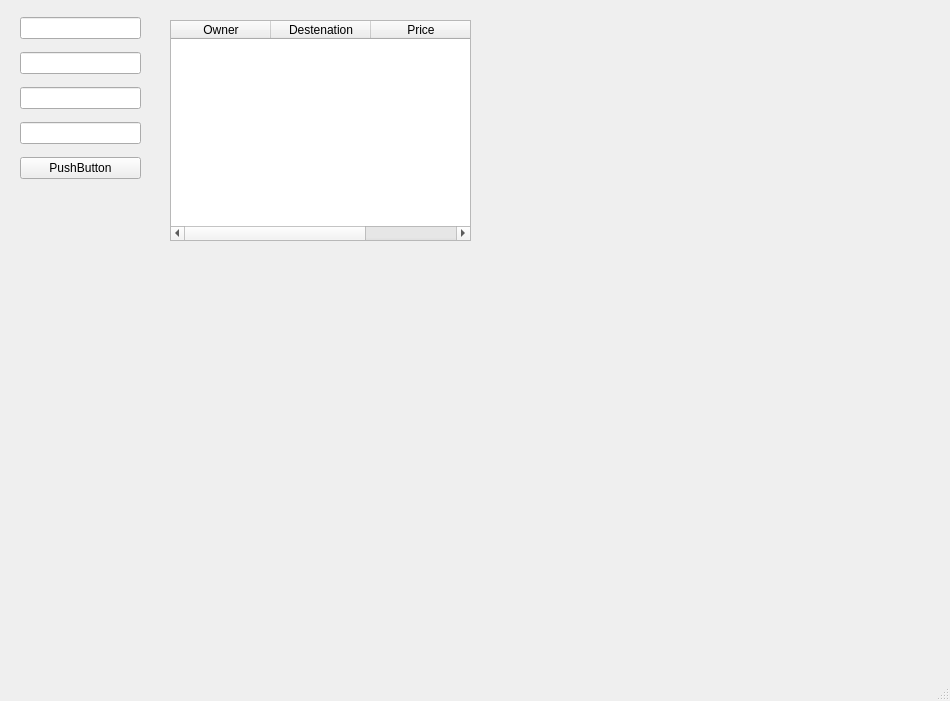
Above: mainwindow.ui from EverlaststingRolich/KURS before the change. Below: the same form after it.
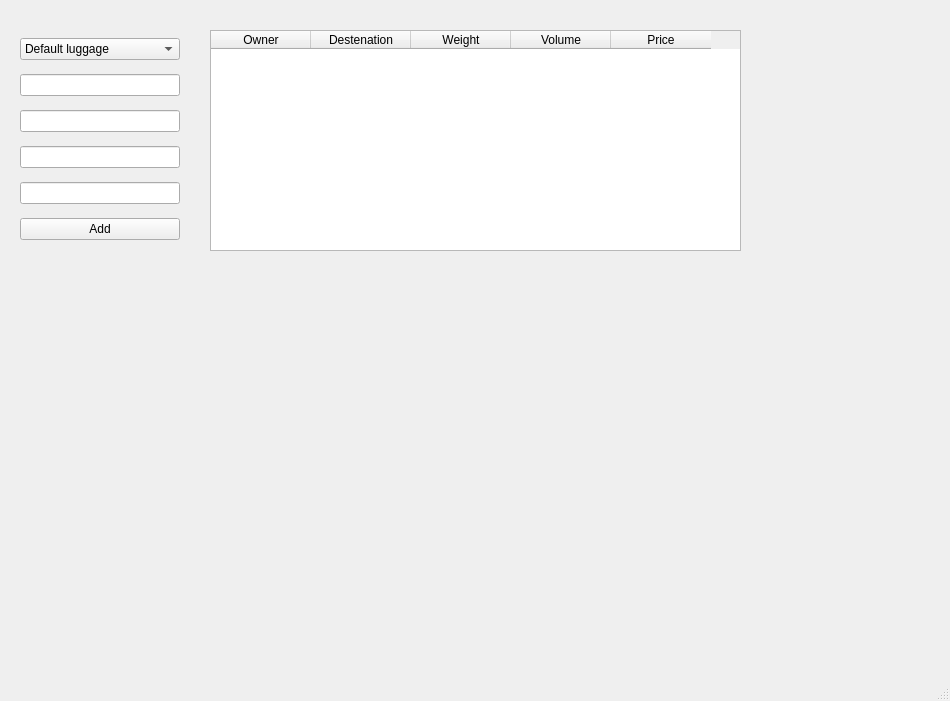
That is the form after the change.

What changed in the file:
```diff
--- a/mainwindow.ui
+++ b/mainwindow.ui
@@ -14,43 +14,12 @@
    <string>MainWindow</string>
   </property>
   <widget class="QWidget" name="centralwidget">
-   <widget class="QWidget" name="verticalLayoutWidget">
-    <property name="geometry">
-     <rect>
-      <x>20</x>
-      <y>10</y>
-      <width>121</width>
-      <height>181</height>
-     </rect>
-    </property>
-    <layout class="QVBoxLayout" name="verticalLayout">
-     <item>
-      <widget class="QLineEdit" name="owner"/>
-     </item>
-     <item>
-      <widget class="QLineEdit" name="dest"/>
-     </item>
-     <item>
-      <widget class="QLineEdit" name="weight"/>
-     </item>
-     <item>
-      <widget class="QLineEdit" name="volume"/>
-     </item>
-     <item>
-      <widget class="QPushButton" name="pushButton">
-       <property name="text">
-        <string>PushButton</string>
-       </property>
-      </widget>
-     </item>
-    </layout>
-   </widget>
    <widget class="QTableWidget" name="tableWidget">
     <property name="geometry">
      <rect>
-      <x>170</x>
-      <y>20</y>
-      <width>301</width>
+      <x>210</x>
+      <y>30</y>
+      <width>531</width>
       <height>221</height>
      </rect>
     </property>
@@ -64,12 +33,67 @@
       <string>Destenation</string>
      </property>
     </column>
+    <column>
+     <property name="text">
+      <string>Weight</string>
+     </property>
+    </column>
+    <column>
+     <property name="text">
+      <string>Volume</string>
+     </property>
+    </column>
     <column>
      <property name="text">
       <string>Price</string>
      </property>
     </column>
    </widget>
+   <widget class="QWidget" name="verticalLayoutWidget_3">
+    <property name="geometry">
+     <rect>
+      <x>20</x>
+      <y>30</y>
+      <width>160</width>
+      <height>221</height>
+     </rect>
+    </property>
+    <layout class="QVBoxLayout" name="verticalLayout_3">
+     <item>
+      <widget class="QComboBox" name="comboBox">
+       <item>
+        <property name="text">
+         <string>Default luggage</string>
+        </property>
+       </item>
+       <item>
+        <property name="text">
+         <string>Cargo luggage</string>
+        </property>
+       </item>
+      </widget>
+     </item>
+     <item>
+      <widget class="QLineEdit" name="owner_edit"/>
+     </item>
+     <item>
+      <widget class="QLineEdit" name="dest_edit"/>
+     </item>
+     <item>
+      <widget class="QLineEdit" name="weight_edit"/>
+     </item>
+     <item>
+      <widget class="QLineEdit" name="volume_edit"/>
+     </item>
+     <item>
+      <widget class="QPushButton" name="add">
+       <property name="text">
+        <string>Add</string>
+       </property>
+      </widget>
+     </item>
+    </layout>
+   </widget>
   </widget>
   <widget class="QMenuBar" name="menubar">
    <property name="geometry">
```
